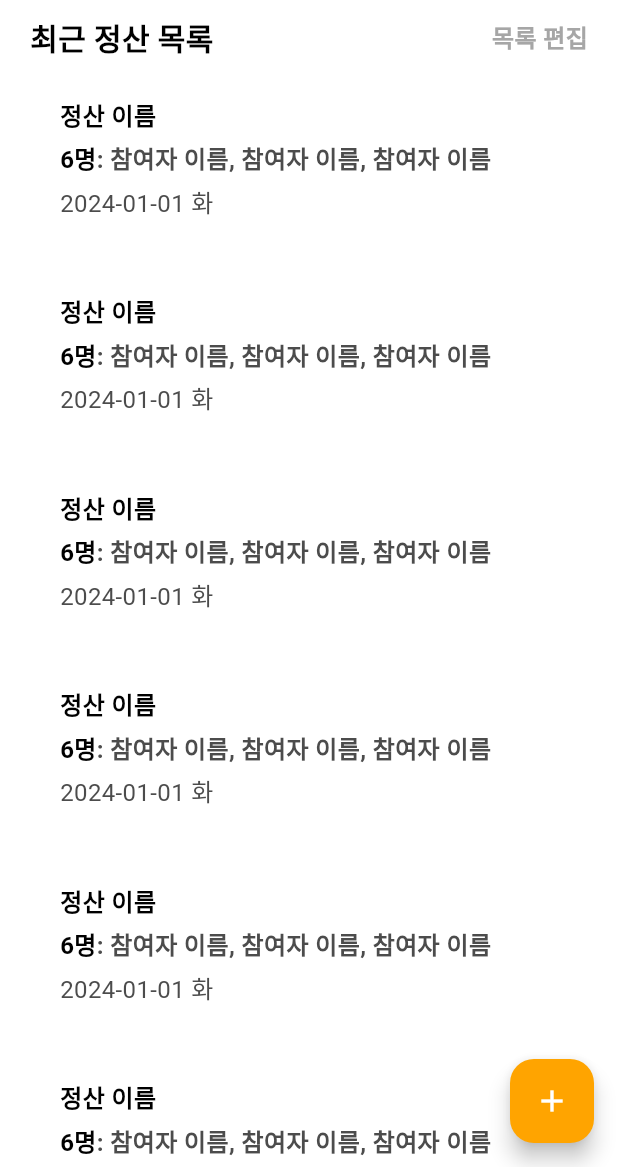
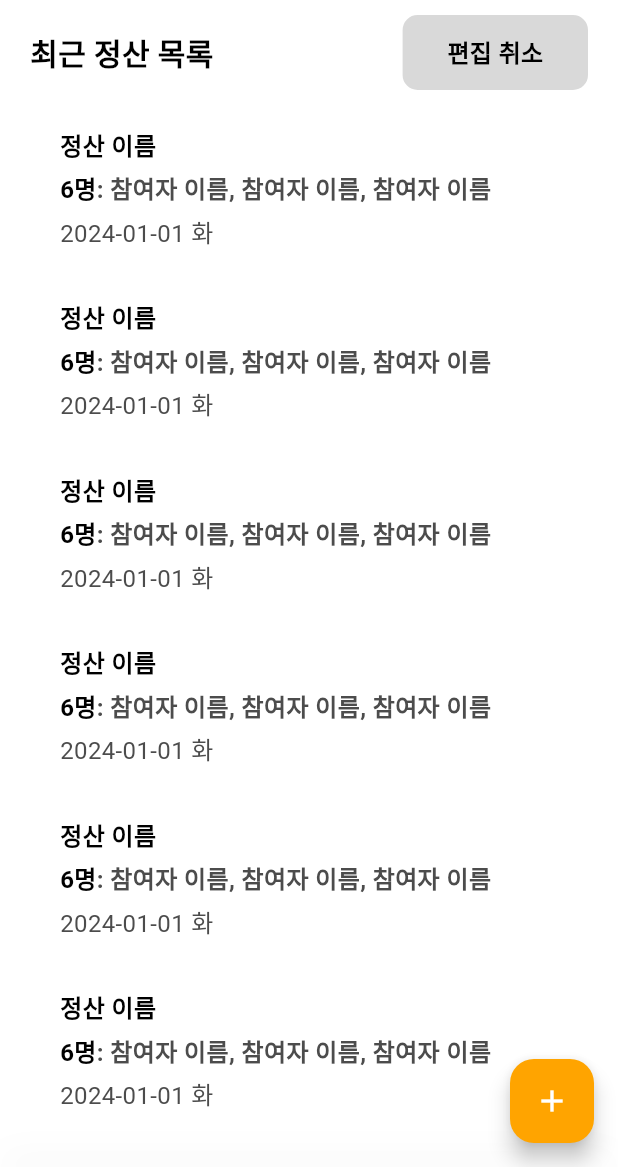
Before and after one commit to UmWooNeAh/Yemon, a Flutter app: the screen it shows after launch, on a phone screen of 412 x 824 dp, the part 69-1236 px from its top. Run offline on Flutter 3.47's test engine with Material 3 defaults, Android fonts, the phone set to English and light mode, and no system bars; our stand-ins replace flutter_inset_box_shadow, flutter_riverpod, go_router, sqflite; accounts and stored records are empty.

Commit message:
Design : SettlementListPage
디자인 수정

```diff
--- a/lib/View/settlement_list_page.dart
+++ b/lib/View/settlement_list_page.dart
@@ -10,37 +10,37 @@ import '../theme.dart';
 
 int size = 10;
 
-class EditManagement extends ChangeNotifier{
+class EditManagement extends ChangeNotifier {
   bool isEdit = false;
   bool isAllSelect = false;
   List<bool> isSelected = List.generate(size, (index) => false);
 
-  void toggleEdit(){
+  void toggleEdit() {
     isEdit = !isEdit;
     isSelected = List.generate(size, (index) => false);
     notifyListeners();
   }
 
-  void toggleSelect(int index){
+  void toggleSelect(int index) {
     isSelected[index] = !isSelected[index];
     notifyListeners();
   }
 
-  void toggleAllSelect(){
+  void toggleAllSelect() {
     isAllSelect = !isAllSelect;
     isSelected = List.generate(size, (index) => isAllSelect);
     notifyListeners();
   }
 
-  bool checkMultipleSelect(){
+  bool checkMultipleSelect() {
     int cnt = isSelected.where((element) => element == true).length;
 
     return cnt >= 2;
   }
-
 }
 
-final editManagementProvider = ChangeNotifierProvider((ref) => EditManagement());
+final editManagementProvider =
+    ChangeNotifierProvider((ref) => EditManagement());
 
 class SettlementListPage extends ConsumerStatefulWidget {
   const SettlementListPage({Key? key}) : super(key: key);
@@ -50,7 +50,6 @@ class SettlementListPage extends ConsumerStatefulWidget {
 }
 
 class _SettlementListPageState extends ConsumerState<SettlementListPage> {
-
   @override
   Widget build(BuildContext context) {
     final editManagement = ref.watch(editManagementProvider);
@@ -78,14 +77,14 @@ class _SettlementListPageState extends ConsumerState<SettlementListPage> {
         ),
       ),
       body: SafeArea(
-        child: Column(
-          children: [
+        child: Column(children: [
           Row(
             mainAxisAlignment: MainAxisAlignment.spaceBetween,
             children: [
               Container(
                 margin: const EdgeInsets.only(left: 20),
-                  child: editManagement.isEdit ? Row(
+                child: editManagement.isEdit
+                    ? Row(
                         children: [
                           Column(
                             children: [
@@ -93,26 +92,36 @@ class _SettlementListPageState extends ConsumerState<SettlementListPage> {
                                 scale: 1.6,
                                 child: Checkbox(
                                   value: editManagement.isAllSelect,
-                              onChanged: (value){
+                                  onChanged: (value) {
                                     editManagement.toggleAllSelect();
                                   },
                                   shape: RoundedRectangleBorder(
                                     borderRadius: BorderRadius.circular(10),
                                   ),
+                                  side: BorderSide(color: basic[1], width: 2),
                                 ),
                               ),
-                          Text("전체")
+                              Text(
+                                "전체",
+                                style: TextStyle(
+                                  fontSize: 16,
+                                  fontWeight: FontWeight.w700,
+                                ),
+                              ),
                             ],
                           ),
-                      Text("${editManagement.isSelected.where((element) => element == true).length}개 선택됨",
+                          Text(
+                            "${editManagement.isSelected.where((element) => element == true).length}개 선택됨",
                             style: TextStyle(
-                          fontSize: 16,
-                          fontWeight: FontWeight.w600,
+                              fontSize: 18,
+                              fontWeight: FontWeight.w700,
                               color: basic[3],
                             ),
                           )
                         ],
-                  ): const Text("최근 정산 목록",
+                      )
+                    : const Text(
+                        "최근 정산 목록",
                         style: TextStyle(
                           fontSize: 20,
                           fontWeight: FontWeight.w600,
@@ -120,16 +129,25 @@ class _SettlementListPageState extends ConsumerState<SettlementListPage> {
                       ),
               ),
               InkWell(
-                  onTap:(){
+                onTap: () {
                   editManagement.toggleEdit();
                 },
-                  child: Padding(
-                      padding: const EdgeInsets.only(right:20),
-                      child: Text("목록 편집",
+                child: Container(
+                  margin: const EdgeInsets.only(right: 20),
+                  width: MediaQuery.of(context).size.width * 0.3,
+                  height: 50,
+                  decoration: BoxDecoration(
+                    color: editManagement.isEdit ? Colors.white : basic[1],
+                    border: Border.all(color: basic[1], width: 2),
+                    borderRadius: BorderRadius.circular(10),
+                  ),
+                  child: Center(
+                    child: Text(
+                      editManagement.isEdit ? "목록 편집" : "편집 취소",
                       style: TextStyle(
                         fontSize: 16,
                         fontWeight: FontWeight.w600,
-                          color: basic[2],
+                      ),
                     ),
                   ),
                 ),
@@ -139,44 +157,40 @@ class _SettlementListPageState extends ConsumerState<SettlementListPage> {
           Expanded(
             child: SingleChildScrollView(
               child: Column(
-                  children: List.generate(size, (index) => SingleSettlement(index:index))
+                  children: List.generate(
+                      size, (index) => SingleSettlement(index: index))),
             ),
           ),
-            ),
-            AnimatedContainer(
+          SingleChildScrollView(
+            physics: const NeverScrollableScrollPhysics(),
+            child: AnimatedContainer(
                 duration: Duration(milliseconds: 150),
                 width: sizes.width,
-              height: editManagement.isEdit && editManagement.isSelected.contains(true) ? 80 : 0,
+                height: editManagement.isEdit &&
+                        editManagement.isSelected.contains(true)
+                    ? 70
+                    : 0,
                 decoration: BoxDecoration(
-                  color: basic[1],
+                  color: Color(0xFFF4F4F4),
                   boxShadow: [
                     BoxShadow(
-                      color: Colors.white,
-                      inset: true,
-                      blurRadius: 5,
-                      spreadRadius: -5,
-                      offset: const Offset(0, -5),
-                    ),
-                    BoxShadow(
-                      color: Colors.white,
-                      inset: true,
-                      blurRadius: 5,
-                      spreadRadius: -5,
-                      offset: const Offset(0, 5),
-                    ),
-
+                      color: Color(0x19000000),
+                      blurRadius: 20,
+                      offset: Offset(0, -1),
+                      spreadRadius: -2,
+                    )
                   ],
                 ),
-              child: InkWell(
-                onTap:(){
-                },
-                child: editManagement.checkMultipleSelect() ? Container(
-                  margin: const EdgeInsets.only(left: 40, right: 40, top: 10, bottom:10),
+                child: editManagement.checkMultipleSelect()
+                    ? Container(
+                        margin: const EdgeInsets.only(
+                            left: 40, right: 40, top: 10, bottom: 10),
                         child: Column(
                           mainAxisAlignment: MainAxisAlignment.center,
                           children: [
-                      Icon(Icons.delete),
-                      Text("삭제",
+                            Icon(Icons.delete_outline_outlined),
+                            Text(
+                              "삭제",
                               style: TextStyle(
                                 fontSize: 12,
                                 fontWeight: FontWeight.w700,
@@ -184,29 +198,33 @@ class _SettlementListPageState extends ConsumerState<SettlementListPage> {
                             ),
                           ],
                         ),
-                ) :
-                Row(
+                      )
+                    : SingleChildScrollView(
+                        physics: const NeverScrollableScrollPhysics(),
+                        child: Container(
+                          margin: const EdgeInsets.only(top: 15),
+                          child: Row(
                             mainAxisAlignment: MainAxisAlignment.spaceEvenly,
                             children: [
                               InkWell(
-                      onTap: (){
-                        showDialog(context: context, builder: (context){
+                                  onTap: () {
+                                    showDialog(
+                                        context: context,
+                                        builder: (context) {
                                           return AlertDialog(
                                             title: const Text("정산 이름 변경"),
                                             content: TextField(
-                              onChanged: (value){
-
-                              },
+                                              onChanged: (value) {},
                                             ),
                                             actions: [
                                               TextButton(
-                                onPressed: (){
+                                                onPressed: () {
                                                   Navigator.pop(context);
                                                 },
                                                 child: const Text("취소"),
                                               ),
                                               TextButton(
-                                onPressed: (){
+                                                onPressed: () {
                                                   Navigator.pop(context);
                                                 },
                                                 child: const Text("확인"),
@@ -215,47 +233,51 @@ class _SettlementListPageState extends ConsumerState<SettlementListPage> {
                                           );
                                         });
                                   },
-                      child: Container(
-                        width: sizes.width * 0.4,
-                        height: 60,
-                        color: basic[2],
-                        child: const Center(
-                          child: Text("이름 변경",
+                                  child: Column(
+                                    mainAxisAlignment: MainAxisAlignment.center,
+                                    children: [
+                                      Icon(Icons.mode_edit_outline_outlined),
+                                      Text(
+                                        "이름 변경",
                                         style: TextStyle(
-                              fontSize: 18,
+                                          fontSize: 12,
                                           fontWeight: FontWeight.w700,
                                         ),
                                       ),
-                        ),
-                      ),
-                    ),
-                    GestureDetector(
-                      onTap: (){},
-                      child: Container(
-                        width: sizes.width * 0.4,
-                        height: 60,
-                        color: basic[2],
-                        child: const Center(
-                          child: Text("삭제",
+                                    ],
+                                  )),
+                              VerticalDivider(thickness: 2),
+                              InkWell(
+                                onTap: () {},
+                                child: Column(
+                                  mainAxisAlignment: MainAxisAlignment.center,
+                                  children: [
+                                    Icon(Icons.delete_outline_outlined),
+                                    Text(
+                                      "삭제",
                                       style: TextStyle(
-                              fontSize: 18,
+                                        fontSize: 12,
                                         fontWeight: FontWeight.w700,
                                       ),
                                     ),
-                        ),
+                                  ],
                                 ),
                               )
                             ],
-                )
-              )
-            )
-          ]
                           ),
                         ),
+                      )),
+          )
+        ]),
+      ),
       floatingActionButton: Container(
-        margin: EdgeInsets.only(bottom: editManagement.isEdit && editManagement.isSelected.contains(true) ? 80 : 0),
+        margin: EdgeInsets.only(
+            bottom: editManagement.isEdit &&
+                    editManagement.isSelected.contains(true)
+                ? 80
+                : 0),
         child: FloatingActionButton(
-          onPressed: (){
+          onPressed: () {
             context.push('/SettlementManagementPage');
           },
           backgroundColor: basic[6],
@@ -268,6 +290,7 @@ class _SettlementListPageState extends ConsumerState<SettlementListPage> {
 
 class SingleSettlement extends ConsumerStatefulWidget {
   final int index;
+
   const SingleSettlement({Key? key, required this.index}) : super(key: key);
 
   @override
@@ -279,20 +302,18 @@ class _SingleSettlementState extends ConsumerState<SingleSettlement> {
   Widget build(BuildContext context) {
     final editManagement = ref.watch(editManagementProvider);
     final size = MediaQuery.of(context).size;
-    return Column(
-      children: [
-        Stack(
+    return Stack(
       children: [
         InkWell(
-              onTap:(){
-                if(editManagement.isEdit) {
+          onTap: () {
+            if (editManagement.isEdit) {
               editManagement.toggleSelect(widget.index);
             } else {
               context.push('/SettlementInformation');
             }
           },
-              onLongPress: (){
-                if(!editManagement.isEdit) {
+          onLongPress: () {
+            if (!editManagement.isEdit) {
               editManagement.toggleEdit();
             }
             editManagement.toggleSelect(widget.index);
@@ -301,21 +322,24 @@ class _SingleSettlementState extends ConsumerState<SingleSettlement> {
             duration: const Duration(milliseconds: 300),
             width: size.width * 0.9,
             height: 80,
-                margin: EdgeInsets.only(left: editManagement.isEdit ? 80 : 40, right: 40, top:25, bottom: 10),
+            margin: EdgeInsets.only(
+                left: editManagement.isEdit ? 80 : 40,
+                right: 40,
+                top: 25,
+                bottom: 10),
             child: Column(
               crossAxisAlignment: CrossAxisAlignment.start,
               children: [
-                    Text("정산 이름",
+                Text(
+                  "정산 이름",
                   style: TextStyle(
                     fontSize: 16,
                     fontWeight: FontWeight.w700,
                   ),
                 ),
                 Container(
-                      margin: const EdgeInsets.only(top: 5,bottom: 5),
-                      child: Text.rich(
-                        TextSpan(
-                          children: [
+                  margin: const EdgeInsets.only(top: 5, bottom: 5),
+                  child: Text.rich(TextSpan(children: [
                     TextSpan(
                       text: "6명",
                       style: TextStyle(
@@ -331,29 +355,28 @@ class _SingleSettlementState extends ConsumerState<SingleSettlement> {
                         color: basic[3],
                       ),
                     ),
-                          ]
-                        )
+                  ])),
                 ),
-                      ),
-                    Text("2024-01-01 화",
+                Text(
+                  "2024-01-01 화",
                   style: TextStyle(
                       fontSize: 16,
                       fontWeight: FontWeight.w400,
-                        color: basic[3]
-                      ),
+                      color: basic[3]),
                 ),
               ],
             ),
           ),
         ),
-            editManagement.isEdit ?
-            Positioned(
-              top: 40, left: 20,
+        editManagement.isEdit
+            ? Positioned(
+                top: 40,
+                left: 20,
                 child: Transform.scale(
                   scale: 1.6,
                   child: Checkbox(
                     value: editManagement.isSelected[widget.index],
-                  onChanged: (value){
+                    onChanged: (value) {
                       editManagement.toggleSelect(widget.index);
                     },
                     shape: RoundedRectangleBorder(
@@ -364,15 +387,10 @@ class _SingleSettlementState extends ConsumerState<SingleSettlement> {
                     side: BorderSide(color: basic[1]),
                   ),
                 ),
-            ) :
-            const SizedBox.shrink(),
-          ],
-        ),
-        Container(
-          margin: const EdgeInsets.only(left: 20, right: 20),
-          child: Divider(
+              )
+            : const SizedBox.shrink(),
+        Divider(
           thickness: 2,
-          ),
         ),
       ],
     );
```
Lines whose indentation alone changed are shown as unchanged.
